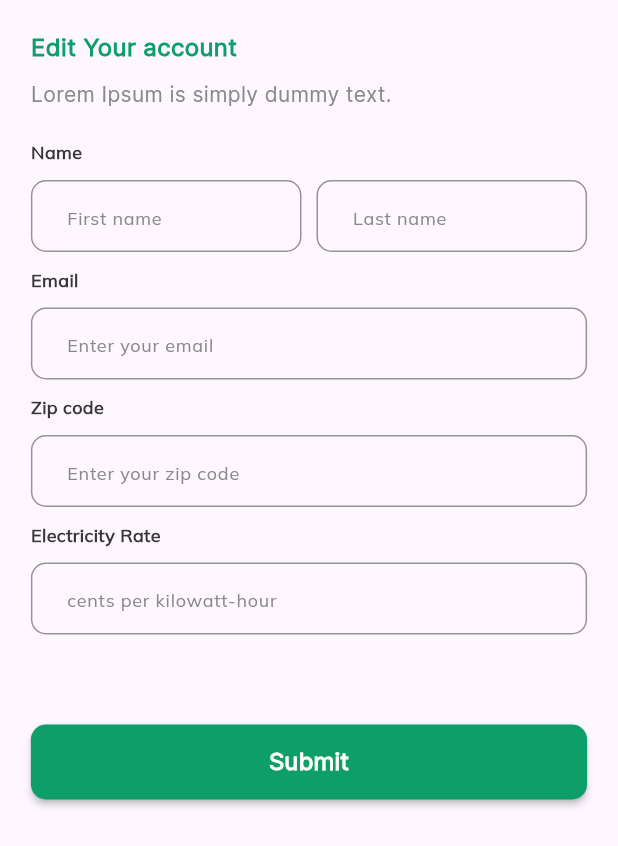
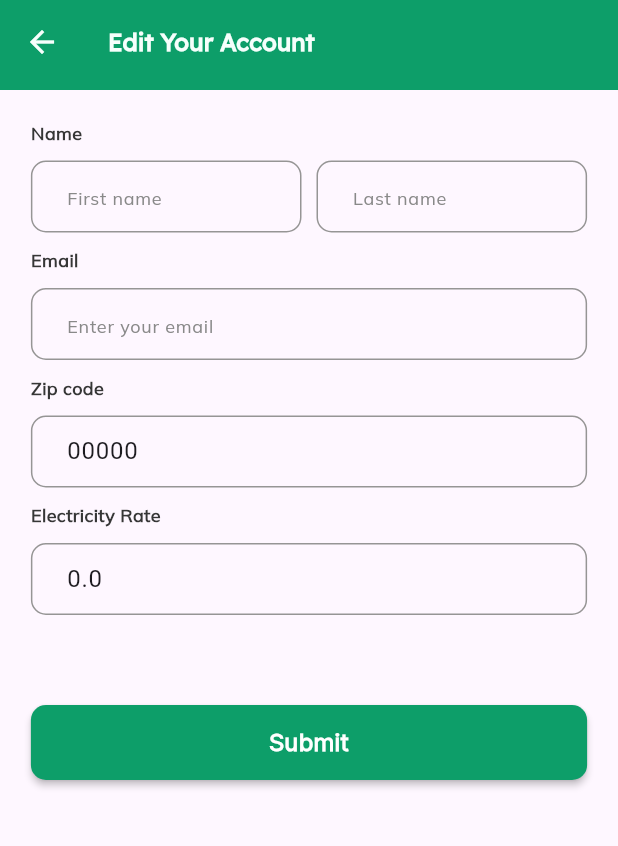
Before and after one commit to hasthiya99/wattchecker-flutter, a Flutter app: the ProfileScreen screen opened directly, after a tap on "Edit", on a phone screen of 412 x 824 dp. Shown: the top 846 px of the screen. Run offline on Flutter 3.47's test engine with Material 3 defaults, Android fonts, the phone set to English and light mode, and no system bars; our stand-ins replace camera, dio, fl_chart, flutter_dash, flutter_svg, image_cropper and 4 more; missing offline and left inert: qr_code_scanner; accounts and stored records are empty; network calls fail.

Commit message:
minor fixes

```diff
--- a/lib/screens/profile_screen.dart
+++ b/lib/screens/profile_screen.dart
@@ -4,8 +4,9 @@ import 'package:wattchecker/constants/colors.dart';
 import 'package:wattchecker/constants/screensize.dart';
 import 'package:wattchecker/models/api_response.dart';
 import 'package:wattchecker/models/scanned_device.dart';
+import 'package:wattchecker/models/user.dart';
 import 'package:wattchecker/screens/recent_scans.dart';
-import 'package:wattchecker/screens/updateuser.dart';
+import 'package:wattchecker/screens/update_user.dart';
 import 'package:wattchecker/services/api.dart';
 import 'package:wattchecker/services/shared_prefs.dart';
 import 'package:wattchecker/widgets/creditcard.dart';
@@ -21,12 +22,26 @@ class ProfileScreen extends StatefulWidget {
 class _ProfileScreenState extends State<ProfileScreen> {
 
   late bool recentScansLoading;
+  late UserModel user;
   List<ScannedDevice> scannedDevices = [];
 
   @override
   void initState() {
     super.initState();
+    user = initUser();
     getRecentScans();
+  }
+
+  UserModel initUser(){
+    return UserModel(
+      id: SharedPrefs().getIntValue('id') ?? 0,
+      firstName: SharedPrefs().getStringValue('firstName') ?? '',
+      lastName: SharedPrefs().getStringValue('lastName') ?? '',
+      email: SharedPrefs().getStringValue('email') ?? '',
+      utility: SharedPrefs().getDoubleValue('utilityRate') ?? 0.0,
+      zipCode: '00000'
+    );
+
   }
 
   void getRecentScans() async {
@@ -120,7 +135,7 @@ class _ProfileScreenState extends State<ProfileScreen> {
                       ),
                       onPressed: () {
                         Navigator.push(context,
-                            MaterialPageRoute(builder: (context) => const Updateuser()));
+                            MaterialPageRoute(builder: (context) => Updateuser(user: user,)));
                       },
                       child: const Text(
                         'Edit',
@@ -178,12 +193,12 @@ class _ProfileScreenState extends State<ProfileScreen> {
                 ),
                 ListView.builder(
                   shrinkWrap: true,
-                  itemCount: scannedDevices.length,
+                  itemCount: (scannedDevices.length>3)? 3: scannedDevices.length,
                   physics: const NeverScrollableScrollPhysics(),
                   itemBuilder: (context, index) {
                     return Padding(
                       padding: const EdgeInsets.only(top: 8.0),
-                      child: DeviceDetailsCard(device: scannedDevices[index].device),
+                      child: DeviceDetailsCard(device: scannedDevices.reversed.toList()[index].device),
                     );
                   },
                 ),
--- a/lib/screens/updateuser.dart
+++ b/lib/screens/update_user.dart
@@ -1,10 +1,13 @@
 import 'package:flutter/material.dart';
 import 'package:wattchecker/constants/colors.dart';
 import 'package:wattchecker/constants/screensize.dart';
+import 'package:wattchecker/models/user.dart';
+import 'package:wattchecker/widgets/appbar.dart';
 import 'package:wattchecker/widgets/buttons.dart';
 
 class Updateuser extends StatefulWidget {
-  const Updateuser({super.key});
+  final UserModel user;
+  const Updateuser({super.key, required this.user});
 
   @override
   State<Updateuser> createState() => _SignUpState();
@@ -38,10 +41,21 @@ class _SignUpState extends State<Updateuser> {
   }
 
   @override
+  void initState() {
+    super.initState();
+    firstNameController.text = widget.user.firstName;
+    lastNameController.text = widget.user.lastName;
+    emailController.text = widget.user.email;
+    zipCodeController.text = widget.user.zipCode;
+    utilityRateController.text = widget.user.utility.toString();
+  }
+
+  @override
   Widget build(BuildContext context) {
     return GestureDetector(
       onTap: () => FocusScope.of(context).unfocus(),
       child: Scaffold(
+        appBar: const StandardAppBar(title: 'Edit Your Account', textColor: appWhite, backgroundColor: appGreen,),
         body: SingleChildScrollView(
           child: SafeArea(
             child: Padding(
@@ -51,25 +65,25 @@ class _SignUpState extends State<Updateuser> {
                 mainAxisAlignment: MainAxisAlignment.start,
                 crossAxisAlignment: CrossAxisAlignment.start,
                 children: [
-                  const SizedBox(height: 20),
-                  const Text(
-                    'Edit Your account',
-                    style: TextStyle(
-                      fontFamily: 'Inter',
-                      fontSize: 16,
-                      fontWeight: FontWeight.bold,
-                      color: appGreen,
-                    ),
-                  ),
-                  const SizedBox(height: 10),
-                  const Text(
-                    'Lorem Ipsum is simply dummy text.',
-                    style: TextStyle(
-                      fontFamily: 'Inter',
-                      fontSize: 14,
-                      color: textGrey,
-                    ),
-                  ),
+                  // const SizedBox(height: 20),
+                  // const Text(
+                  //   'Edit Your account',
+                  //   style: TextStyle(
+                  //     fontFamily: 'Inter',
+                  //     fontSize: 16,
+                  //     fontWeight: FontWeight.bold,
+                  //     color: appGreen,
+                  //   ),
+                  // ),
+                  // const SizedBox(height: 10),
+                  // const Text(
+                  //   'Lorem Ipsum is simply dummy text.',
+                  //   style: TextStyle(
+                  //     fontFamily: 'Inter',
+                  //     fontSize: 14,
+                  //     color: textGrey,
+                  //   ),
+                  // ),
                   const SizedBox(height: 20),
                   Form(
                     key: formKey,
@@ -278,6 +292,8 @@ class _SignUpState extends State<Updateuser> {
                         ),
                         TextFormField(
                           controller: utilityRateController,
+                          keyboardType: const TextInputType.numberWithOptions(
+                              decimal: true, signed: false),
                           decoration: InputDecoration(
                             hintText: 'cents per kilowatt-hour',
                             hintStyle: const TextStyle(
--- a/lib/widgets/appbar.dart
+++ b/lib/widgets/appbar.dart
@@ -5,7 +5,9 @@ import 'package:wattchecker/constants/styles.dart';
 
 class StandardAppBar extends StatelessWidget implements PreferredSizeWidget {
   final String title;
-  const StandardAppBar({super.key, required this.title});
+  final Color? textColor;
+  final Color? backgroundColor;
+  const StandardAppBar({super.key, required this.title, this.textColor, this.backgroundColor});
 
   @override
   Size get preferredSize => const Size.fromHeight(60.0);
@@ -14,9 +16,11 @@ class StandardAppBar extends StatelessWidget implements PreferredSizeWidget {
   Widget build(BuildContext context) {
     return AppBar(
       automaticallyImplyLeading: false,
+      backgroundColor: backgroundColor,
       leading: IconButton(
-        icon: const Icon(
+        icon: Icon(
           Icons.arrow_back,
+          color: textColor?? Colors.black,
         ),
         onPressed: () {
           Navigator.pop(context);
@@ -24,8 +28,8 @@ class StandardAppBar extends StatelessWidget implements PreferredSizeWidget {
       ),
       title: Text(
         title,
-        style: const TextStyle(
-            fontFamily: 'Lexend', fontSize: 16, fontWeight: FontWeight.w600),
+        style: TextStyle(
+            fontFamily: 'Lexend', fontSize: 16, fontWeight: FontWeight.w600, color: textColor?? Colors.black),
       ),
       centerTitle: false,
     );
```
Also changed, not shown: 1 other file.
